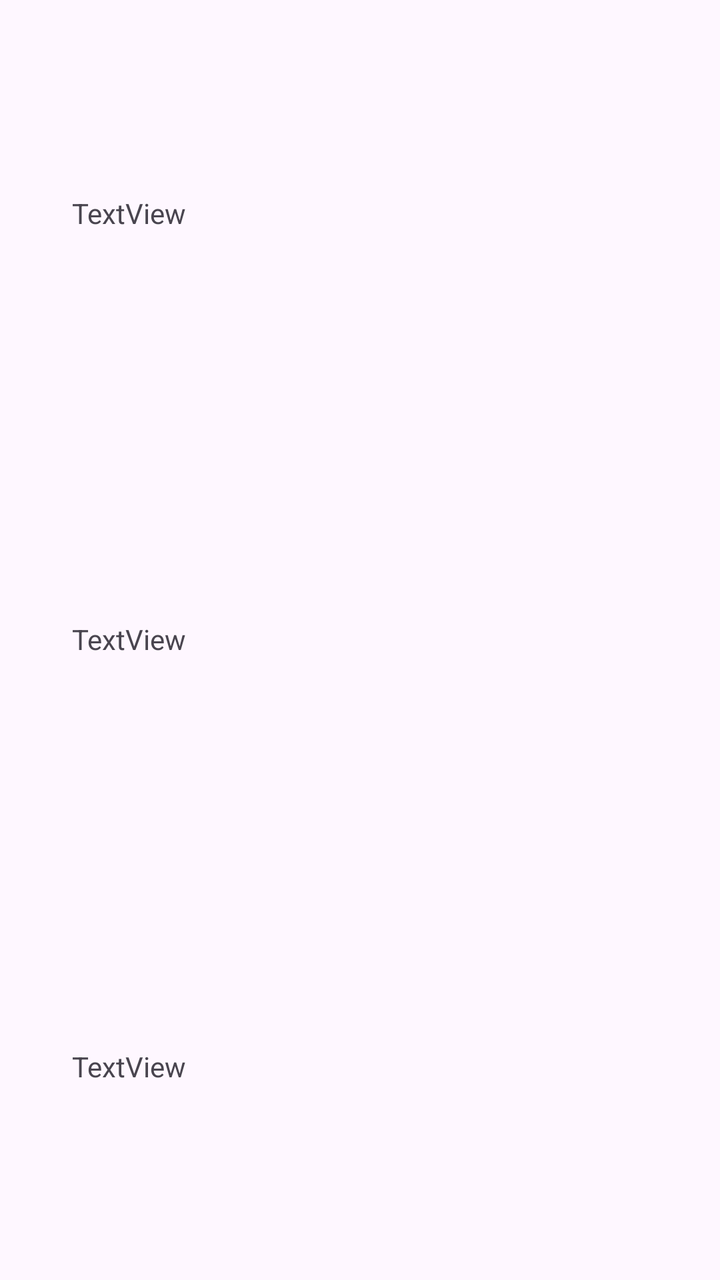
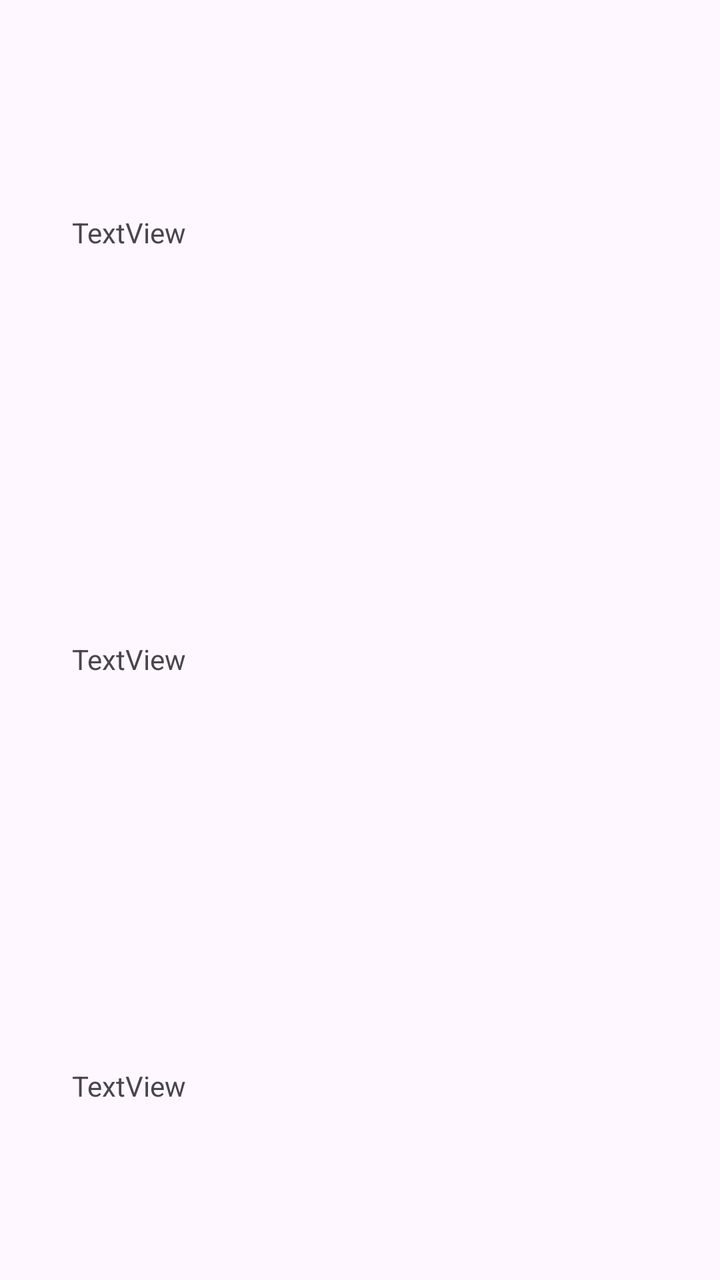

Screens rendered from an Android XML layout before and after an edit, with the pre-edit source and the edit as a unified diff.
<!-- AndroidManifest.xml: application theme Theme.Homework2 -->
<!-- res/layout/activity_main.xml -->
<?xml version="1.0" encoding="utf-8"?>
<LinearLayout xmlns:android="http://schemas.android.com/apk/res/android"
    xmlns:app="http://schemas.android.com/apk/res-auto"
    xmlns:tools="http://schemas.android.com/tools"
    android:id="@+id/main"
    android:layout_width="match_parent"
    android:layout_height="match_parent"
    tools:context=".MainActivity">

    <Space
        android:layout_width="0dp"
        android:layout_height="wrap_content"
        android:layout_weight="10" />

    <LinearLayout
        android:layout_width="0dp"
        android:layout_height="match_parent"
        android:layout_weight="80"
        android:orientation="vertical">

        <Space
            android:layout_width="wrap_content"
            android:layout_height="wrap_content"
            android:layout_weight="1" />

        <TextView
            android:id="@+id/textView2"
            android:layout_width="match_parent"
            android:layout_height="wrap_content"
            android:layout_weight="1"
            android:text="TextView" />

        <Space
            android:layout_width="wrap_content"
            android:layout_height="wrap_content"
            android:layout_weight="1" />

        <TextView
            android:id="@+id/textView3"
            android:layout_width="match_parent"
            android:layout_height="wrap_content"
            android:layout_weight="1"
            android:text="TextView" />

        <Space
            android:layout_width="match_parent"
            android:layout_height="wrap_content"
            android:layout_weight="1" />

        <TextView
            android:id="@+id/textView4"
            android:layout_width="match_parent"
            android:layout_height="wrap_content"
            android:layout_weight="1"
            android:text="TextView" />

    </LinearLayout>

    <Space
        android:layout_width="0dp"
        android:layout_height="wrap_content"
        android:layout_weight="10" />

</LinearLayout>
<!-- resources referenced by this layout -->
<resources>
  <style name="Theme.Homework2" parent="Base.Theme.Homework2" />
  <style name="Base.Theme.Homework2" parent="Theme.Material3.DayNight.NoActionBar">
          
          
      </style>
</resources>

<!-- the commit's change to res/layout/activity_main.xml (unified diff, before → after) -->
@@ -20,38 +20,38 @@
 
         <Space
             android:layout_width="wrap_content"
-            android:layout_height="wrap_content"
-            android:layout_weight="1" />
+            android:layout_height="0dp"
+            android:layout_weight="16" />
 
         <TextView
             android:id="@+id/textView2"
             android:layout_width="match_parent"
-            android:layout_height="wrap_content"
-            android:layout_weight="1"
+            android:layout_height="0dp"
+            android:layout_weight="16"
             android:text="TextView" />
 
         <Space
             android:layout_width="wrap_content"
-            android:layout_height="wrap_content"
-            android:layout_weight="1" />
+            android:layout_height="0dp"
+            android:layout_weight="16" />
 
         <TextView
             android:id="@+id/textView3"
             android:layout_width="match_parent"
-            android:layout_height="wrap_content"
-            android:layout_weight="1"
+            android:layout_height="0dp"
+            android:layout_weight="16"
             android:text="TextView" />
 
         <Space
             android:layout_width="match_parent"
-            android:layout_height="wrap_content"
-            android:layout_weight="1" />
+            android:layout_height="0dp"
+            android:layout_weight="16" />
 
         <TextView
             android:id="@+id/textView4"
             android:layout_width="match_parent"
-            android:layout_height="wrap_content"
-            android:layout_weight="1"
+            android:layout_height="0dp"
+            android:layout_weight="16"
             android:text="TextView" />
 
     </LinearLayout>
